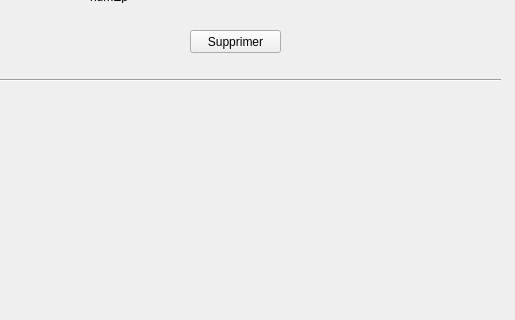
Above: gui/fct_partie3_1.ui from Cengokill/BaseDonnees_Qt_Designer before the change; both pictures show x 360 to 875 and y 310 to 630 of the 875 by 732 pixel window. Below: the same form after it.
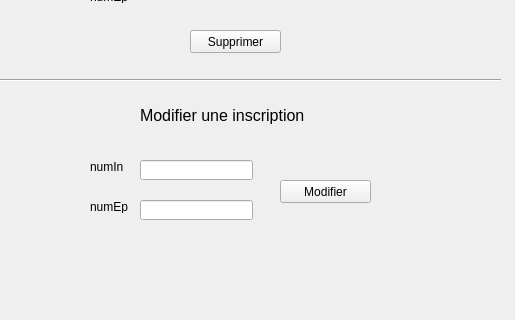
That is the form after the change.

Commit message: modif de la gui 3.1

The edit to the form file:
```diff
--- a/gui/fct_partie3_1.ui
+++ b/gui/fct_partie3_1.ui
@@ -282,6 +282,89 @@
     <string>Supprimer</string>
    </property>
   </widget>
+  <widget class="QLabel" name="label_8">
+   <property name="geometry">
+    <rect>
+     <x>500</x>
+     <y>410</y>
+     <width>251</width>
+     <height>31</height>
+    </rect>
+   </property>
+   <property name="font">
+    <font>
+     <pointsize>12</pointsize>
+    </font>
+   </property>
+   <property name="text">
+    <string>Modifier une inscription</string>
+   </property>
+  </widget>
+  <widget class="QLabel" name="label_9">
+   <property name="geometry">
+    <rect>
+     <x>450</x>
+     <y>470</y>
+     <width>47</width>
+     <height>13</height>
+    </rect>
+   </property>
+   <property name="text">
+    <string>numIn</string>
+   </property>
+  </widget>
+  <widget class="QLabel" name="label_10">
+   <property name="geometry">
+    <rect>
+     <x>450</x>
+     <y>510</y>
+     <width>47</width>
+     <height>13</height>
+    </rect>
+   </property>
+   <property name="text">
+    <string>numEp</string>
+   </property>
+  </widget>
+  <widget class="QLineEdit" name="modif_numIn">
+   <property name="geometry">
+    <rect>
+     <x>500</x>
+     <y>470</y>
+     <width>113</width>
+     <height>20</height>
+    </rect>
+   </property>
+  </widget>
+  <widget class="QLineEdit" name="modif_numEp">
+   <property name="geometry">
+    <rect>
+     <x>500</x>
+     <y>510</y>
+     <width>113</width>
+     <height>20</height>
+    </rect>
+   </property>
+  </widget>
+  <widget class="QPushButton" name="Valider_modifier">
+   <property name="geometry">
+    <rect>
+     <x>640</x>
+     <y>490</y>
+     <width>91</width>
+     <height>23</height>
+    </rect>
+   </property>
+   <property name="cursor">
+    <cursorShape>PointingHandCursor</cursorShape>
+   </property>
+   <property name="contextMenuPolicy">
+    <enum>Qt::DefaultContextMenu</enum>
+   </property>
+   <property name="text">
+    <string>Modifier</string>
+   </property>
+  </widget>
  </widget>
  <resources/>
  <connections>
```
Left out of the diff: 60 changed lines with no effect on the pictures.
